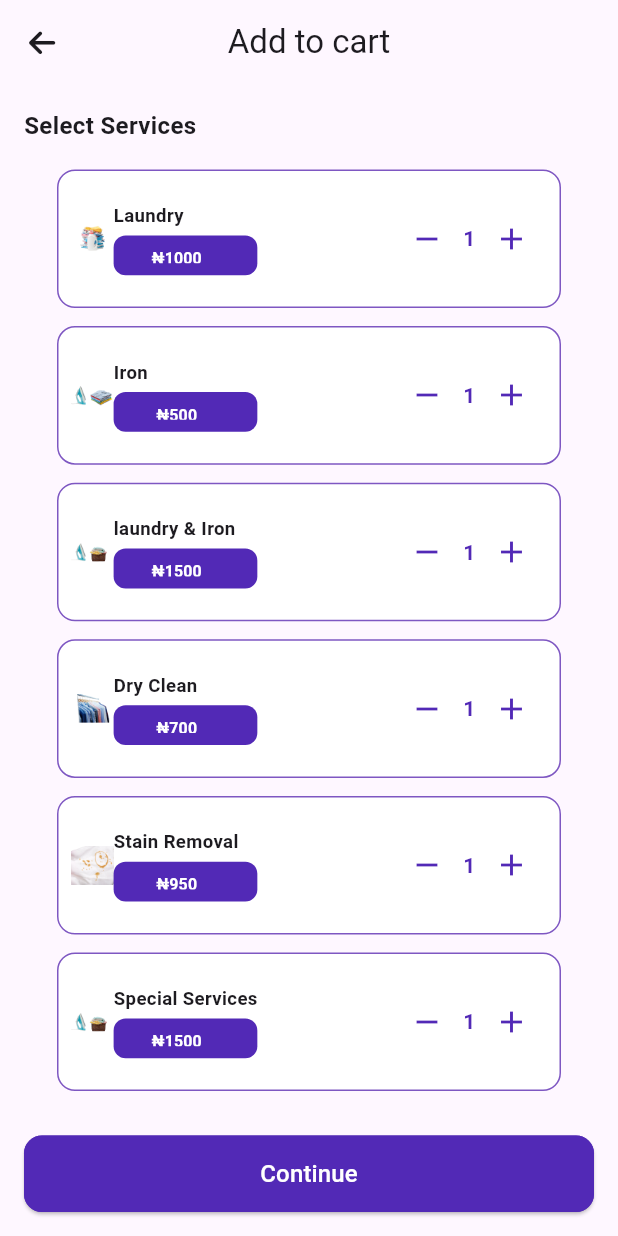
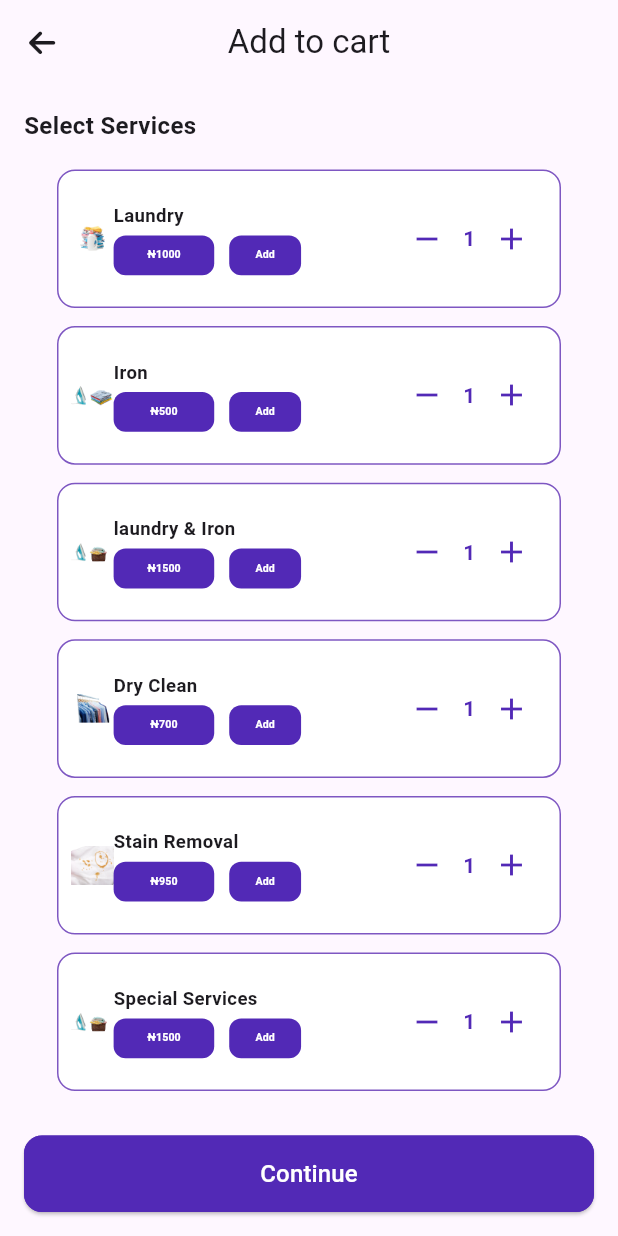
Before and after one commit to Atinuke-Manuels/WTF_CAPSTONE_PROJECT, a Flutter app: the AddToCart screen opened by its route, after a tap on the "remove" icon, on a phone screen of 412 x 824 dp. Run offline on Flutter 3.47's test engine with Material 3 defaults, Android fonts, the light colour scheme and no system bars; our stand-ins replace animated_splash_screen, bloc, cloud_firestore, equatable, firebase_auth, firebase_core and 9 more; missing offline and left inert: email_auth; accounts and stored records are empty.

Commit message:
Corrected the cart details page

```diff
--- a/lib/features/cart/model/cart_model.dart
+++ b/lib/features/cart/model/cart_model.dart
@@ -1,9 +1,10 @@
 import 'package:flutter/material.dart';
-import 'package:laundry_ease/global/common/toast.dart';
+
+import '../../../global/common/toast.dart';
 
 class CartModel extends ChangeNotifier {
   // list of items on sale
-  final List _shopItems = const [
+  final List<List<dynamic>> _shopItems = const [
     // [ itemName, itemPrice, imagePath, color ]
     ["Laundry", "1000", "assets/home/serviceImages/serviceIg3.png", Colors.white],
     ["Iron", "500", "assets/home/serviceImages/serviceImg2.png", Colors.white],
@@ -11,23 +12,31 @@ class CartModel extends ChangeNotifier {
     ["Dry Clean", "700", "assets/home/serviceImages/serviceImg4.png",Colors.white],
     ["Stain Removal", "950", "assets/home/serviceImages/serviceImg5.png", Colors.white],
     ["Special Services", "1500", "assets/home/serviceImages/serviceImg1.png", Colors.white],
-
   ];
 
   // list of cart items
-  List _cartItems = [];
+  List<List<dynamic>> _cartItems = [];
+
+  int _itemCount = 1; // Default itemCount
 
   get cartItems => _cartItems;
 
   get shopItems => _shopItems;
 
+  int get itemCount => _itemCount;
+
+  set itemCount(int value) {
+    _itemCount = value;
+    notifyListeners();
+  }
+
   // add item to cart
-  void addItemToCart(int index) {
+  void addItemToCart(int index, double totalPrice) {
     if (index >= 0 && index < _shopItems.length) {
       // Check if the item is already in the cart
       if (!_cartItems.contains(_shopItems[index])) {
-        // If not, add it to the cart
-        _cartItems.add(_shopItems[index]);
+        // If not, add it to the cart with the correct total price
+        _cartItems.add([_shopItems[index][0], totalPrice.toString(), _shopItems[index][2], _shopItems[index][3]]);
         notifyListeners();
       } else {
         showToast(message: 'Item already exists in cart.');
@@ -36,7 +45,6 @@ class CartModel extends ChangeNotifier {
       print('Invalid index: $index');
     }
   }
-
 
   // remove item from cart
   void removeItemFromCart(int index) {
@@ -52,4 +60,19 @@ class CartModel extends ChangeNotifier {
     }
     return totalPrice.toStringAsFixed(2);
   }
+
+  // Increment item count
+  void incrementItemCount() {
+    _itemCount++;
+    notifyListeners();
+  }
+
+  // Decrement item count
+  void decrementItemCount() {
+    if (_itemCount > 1) {
+      _itemCount--;
+      notifyListeners();
+    }
+  }
+
 }
--- a/lib/features/cart/pages/add_to_cart.dart
+++ b/lib/features/cart/pages/add_to_cart.dart
@@ -47,14 +47,20 @@ class AddToCart extends StatelessWidget {
                         childAspectRatio: 1 / 0.3,
                       ),
                       itemBuilder: (context, index) {
+                        double totalPrice = double.parse(value.shopItems[index][1]) * value.itemCount;
                         return ServiceItemTile(
                           itemName: value.shopItems[index][0],
                           itemPrice: value.shopItems[index][1],
                           imagePath: value.shopItems[index][2],
+                          itemCount: value.itemCount,
                           // color: value.shopItems[index][3],
-                          onPressed: () =>
-                              Provider.of<CartModel>(context, listen: false)
-                                  .addItemToCart(index),
+                          onPressed: () {
+                            // Add item to cart with the correct total price
+                            Provider.of<CartModel>(context, listen: false)
+                                .addItemToCart(index, totalPrice);
+                          },
+                          incrementCounter: value.incrementItemCount, // Use incrementItemCount from CartModel
+                          decrementCounter: value.decrementItemCount,
                         );
                       },
                     ),
--- a/lib/features/cart/widgets/service_tiles.dart
+++ b/lib/features/cart/widgets/service_tiles.dart
@@ -1,41 +1,25 @@
 import 'package:flutter/material.dart';
 import 'package:flutter_screenutil/flutter_screenutil.dart';
 
-class ServiceItemTile extends StatefulWidget {
+class ServiceItemTile extends StatelessWidget {
   final String itemName;
   final String itemPrice;
   final String imagePath;
-  void Function()? onPressed;
+  final int itemCount;
+  final void Function()? onPressed;
+  final void Function() incrementCounter;
+  final void Function() decrementCounter;
 
   ServiceItemTile({
     Key? key,
     required this.itemName,
     required this.itemPrice,
     required this.imagePath,
+    required this.itemCount,
     required this.onPressed,
+    required this.incrementCounter,
+    required this.decrementCounter,
   }) : super(key: key);
-
-
-  @override
-  _ServiceItemTileState createState() => _ServiceItemTileState();
-}
-
-class _ServiceItemTileState extends State<ServiceItemTile> {
-  int itemCount = 1;
-
-  void incrementCounter() {
-    setState(() {
-      itemCount++;
-    });
-  }
-
-  void decrementCounter() {
-    if (itemCount > 1) {
-      setState(() {
-        itemCount--;
-      });
-    }
-  }
 
   @override
   Widget build(BuildContext context) {
@@ -54,7 +38,7 @@ class _ServiceItemTileState extends State<ServiceItemTile> {
           children: [
             // Image
             Image.asset(
-              widget.imagePath,
+              imagePath,
               height: 30.h,
               width: 30.w,
             ),
@@ -66,37 +50,57 @@ class _ServiceItemTileState extends State<ServiceItemTile> {
                 crossAxisAlignment: CrossAxisAlignment.start,
                 children: [
                   Text(
-                    widget.itemName, // Item name text
+                    itemName, // Item name text
                     style: TextStyle(
                       fontSize: 14.sp,
                       fontWeight: FontWeight.bold,
                     ),
                   ),
                   SizedBox(height: 4),
+                  Row(
+                    children: [
                       Container(
-                    width: 100.w,
+                        width: 70.w,
                         height: 30.h,
-                    padding: EdgeInsets.symmetric(horizontal: 10),
+                        padding: EdgeInsets.symmetric(horizontal: 2),
                         decoration: BoxDecoration(
                           color: Theme.of(context).primaryColor,
                           borderRadius: BorderRadius.circular(8),
                         ),
-                    child: Row(
-                      mainAxisAlignment: MainAxisAlignment.spaceBetween,
-                      children: [
-                        TextButton(
-                          onPressed: widget.onPressed ?? () {},
+                        child: TextButton(
+                          onPressed: onPressed ?? () {},
                           child: Text(
-                            '₦${(int.parse(widget.itemPrice) * itemCount).toString()}',
+                            '₦${(int.parse(itemPrice) * itemCount).toString()}',
                             style: TextStyle(
                               color: Colors.white,
                               fontWeight: FontWeight.bold,
-                              fontSize: 12.sp,
+                              fontSize: 8.sp,
+                            ),
+                          ),
+                        ),
+                      ),
+                      SizedBox(width: 10,),
+                      Container(
+                        width: 50.w,
+                        height: 30.h,
+                        padding: EdgeInsets.symmetric(horizontal: 0),
+                        decoration: BoxDecoration(
+                          color: Theme.of(context).primaryColor,
+                          borderRadius: BorderRadius.circular(8),
+                        ),
+                        child: TextButton(
+                          onPressed: onPressed ?? () {},
+                          child: Text(
+                            'Add',
+                            style: TextStyle(
+                              color: Colors.white,
+                              fontWeight: FontWeight.bold,
+                              fontSize: 8.sp,
+                            ),
                           ),
                         ),
                       ),
                     ],
-                    ),
                   ),
                 ],
               ),
```
Also changed, not shown: lib/features/cart/pages/cart_details_page.dart (+16 -6 lines), lib/features/cart/widgets/parent_widget.dart (added, +43 -0 lines). Lines whose indentation alone changed are shown as unchanged.
